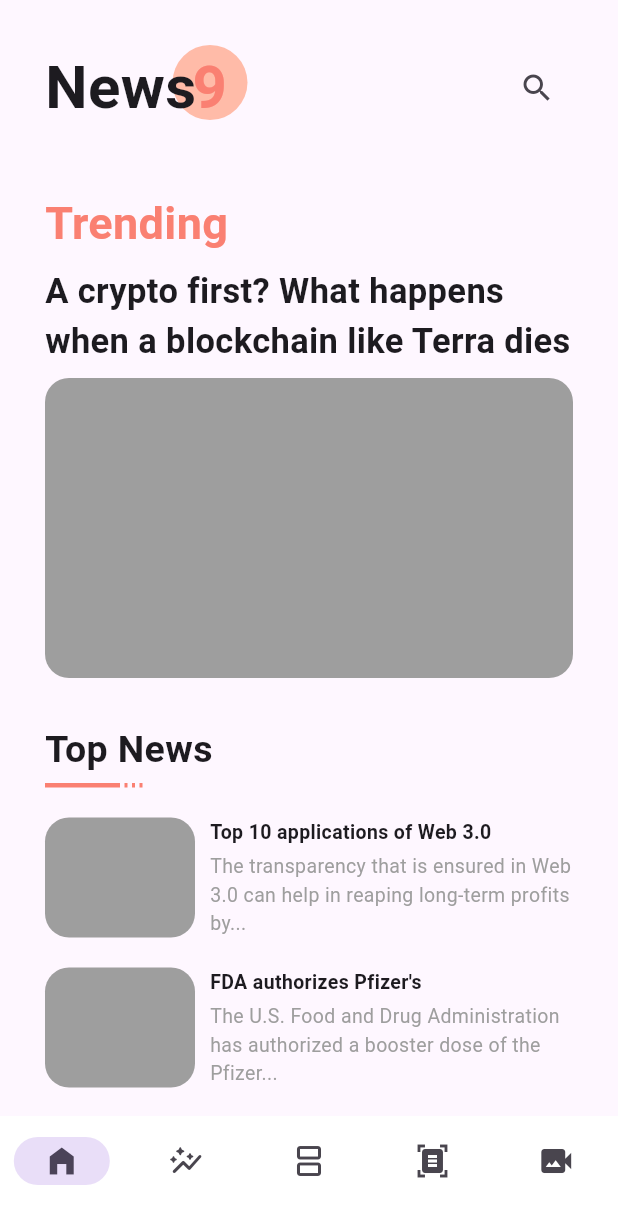
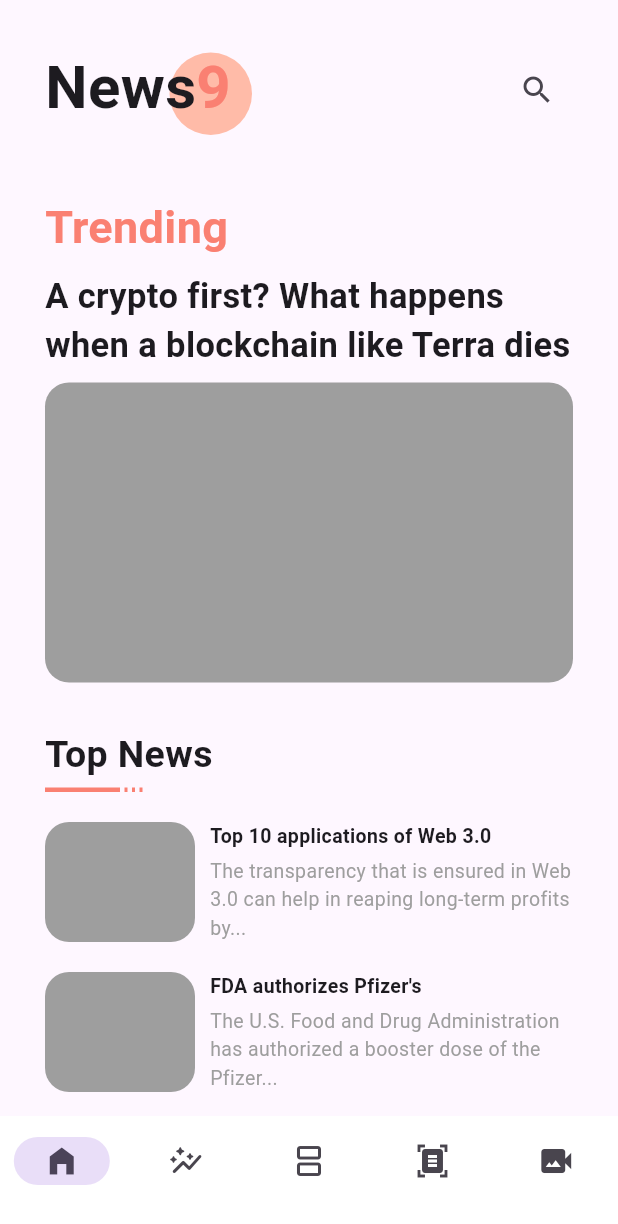
Before and after one commit to GuiPPDDH/CompassFirstApp, a Flutter app: the screen it shows after launch, on a phone screen of 412 x 824 dp. Shown: the top 1224 px of the screen. Run offline on Flutter 3.47's test engine with Material 3 defaults, Android fonts, the phone set to English and light mode, and no system bars.

Commit message:
fix: Ajustado tamanho e posicionamento do Container ao lado de News

```diff
--- a/lib/pages/widgets/my_appbar_widget.dart
+++ b/lib/pages/widgets/my_appbar_widget.dart
@@ -9,13 +9,15 @@ class MyAppBar extends StatelessWidget {
   Widget build(BuildContext context) {
     return SizedBox(
       width: 140,
+      height: 60,
       child: Stack(
         children: [
           Positioned(
-            left: 85,
+            left: 83,
             child: Container(
-              width: 50,
-              height: 50,
+              width: 55,
+              height: 65,
+              padding: const EdgeInsets.only(left: 4, bottom: 3),
               decoration: const BoxDecoration(
                 shape: BoxShape.circle,
                 color: Color(0xffffbba8),
```
